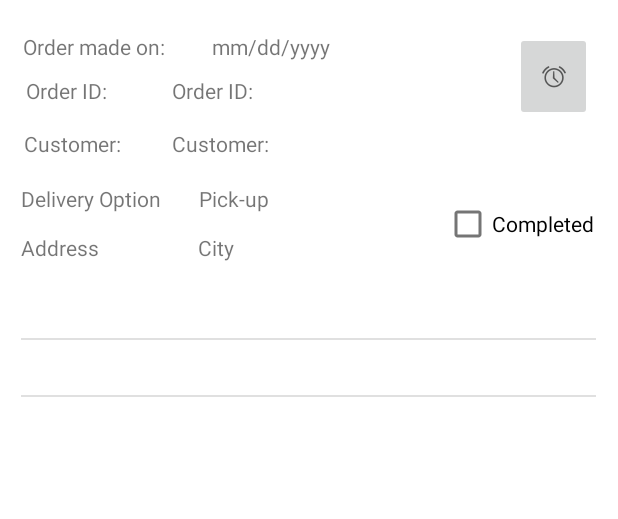
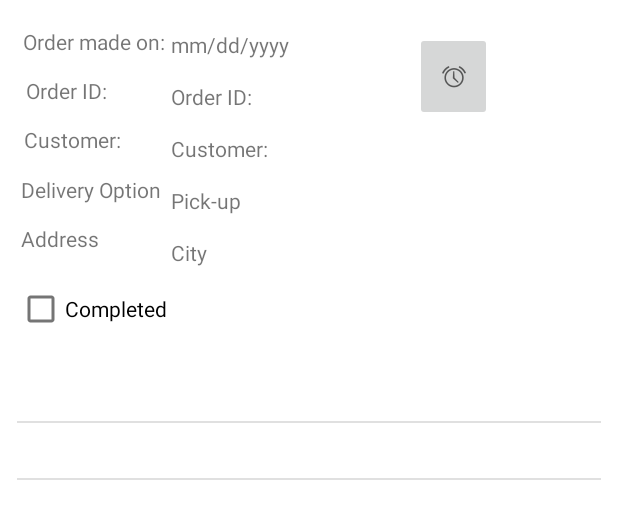
Before and after one commit to CSIS3175-inclass/SaveIt, an Android app: the layout order_inprogress_item.xml on its own in the app's theme, with its tools: preview values and no code run, on a phone screen of 412 x 824 dp. Shown: the top 519 px of the screen. Run offline under Robolectric (Android 15) with nearby library versions, the phone set to English and light mode, and no system bars.

```diff
--- a/app/src/main/java/com/group8/saveit/AddBundlesActivity.java
+++ b/app/src/main/java/com/group8/saveit/AddBundlesActivity.java
@@ -113,7 +113,7 @@ public class AddBundlesActivity extends AppCompatActivity {
             }
         });
 
-        managerMenuFragment managerMenuFragment = new managerMenuFragment(Integer.parseInt(managerRID));
+        managerMenuFragment managerMenuFragment = new managerMenuFragment();
         replaceFragment(managerMenuFragment);
 
     }
--- a/app/src/main/java/com/group8/saveit/HomeManagerActivity.java
+++ b/app/src/main/java/com/group8/saveit/HomeManagerActivity.java
@@ -28,7 +28,9 @@ public class HomeManagerActivity extends AppCompatActivity {
                     manageFoodBundles.setOnClickListener(new View.OnClickListener() {
             @Override
             public void onClick(View v) {
-                startActivity(new Intent(HomeManagerActivity.this, ManageFoodBundleActivity.class));
+                Intent ordersIntent = new Intent(HomeManagerActivity.this, ManageFoodBundleActivity.class);
+                ordersIntent.putExtra("restaurantId",restaurantId);
+                startActivity(ordersIntent);
             }
             });
 
--- a/app/src/main/res/layout/fragment_manager_menu.xml
+++ b/app/src/main/res/layout/fragment_manager_menu.xml
@@ -17,7 +17,7 @@
         tools:ignore="DuplicateSpeakableTextCheck" />
 
     <ImageButton
-        android:id="@+id/history_icon_2"
+        android:id="@+id/history_icon_manager"
         android:layout_width="70dp"
         android:layout_height="wrap_content"
         android:layout_gravity="center"
--- a/app/src/main/res/layout/order_inprogress_item.xml
+++ b/app/src/main/res/layout/order_inprogress_item.xml
@@ -9,7 +9,7 @@
         android:id="@+id/customer2"
         android:layout_width="wrap_content"
         android:layout_height="wrap_content"
-        android:layout_marginTop="16dp"
+        android:layout_marginTop="15dp"
         android:text="@string/txtCustomer"
         app:layout_constraintStart_toStartOf="@+id/orderID2"
         app:layout_constraintTop_toBottomOf="@+id/orderID2" />
@@ -18,29 +18,28 @@
         android:id="@+id/orderDate"
         android:layout_width="wrap_content"
         android:layout_height="wrap_content"
-        android:layout_marginStart="31dp"
-        android:layout_marginTop="21dp"
+        android:layout_marginStart="4dp"
+        android:layout_marginTop="2dp"
         android:text="@string/txtDate"
         app:layout_constraintStart_toEndOf="@+id/date"
-        app:layout_constraintTop_toTopOf="parent" />
+        app:layout_constraintTop_toTopOf="@+id/date" />
 
     <TextView
         android:id="@+id/customer"
         android:layout_width="wrap_content"
         android:layout_height="wrap_content"
         android:layout_marginStart="16dp"
-        android:layout_marginTop="16dp"
+        android:layout_marginBottom="14dp"
         android:text="@string/txtCustomer"
-        app:layout_constraintStart_toStartOf="parent"
-        app:layout_constraintTop_toBottomOf="@+id/orderId" />
+        app:layout_constraintBottom_toTopOf="@+id/deliveryType"
+        app:layout_constraintStart_toStartOf="parent" />
 
     <TextView
         android:id="@+id/orderID2"
         android:layout_width="wrap_content"
         android:layout_height="wrap_content"
-        android:layout_marginTop="10dp"
+        android:layout_marginTop="15dp"
         android:text="@string/txtOrderId"
-        app:layout_constraintEnd_toStartOf="@+id/orderDate"
         app:layout_constraintStart_toStartOf="@+id/orderDate"
         app:layout_constraintTop_toBottomOf="@+id/orderDate" />
 
@@ -49,28 +48,30 @@
         android:layout_width="wrap_content"
         android:layout_height="wrap_content"
         android:layout_marginStart="15dp"
-        android:layout_marginTop="21dp"
+        android:layout_marginBottom="13dp"
         android:text="@string/txtDate2"
-        app:layout_constraintStart_toStartOf="parent"
-        app:layout_constraintTop_toTopOf="parent" />
+        app:layout_constraintBottom_toTopOf="@+id/orderId"
+        app:layout_constraintStart_toStartOf="parent" />
 
     <TextView
         android:id="@+id/orderId"
         android:layout_width="wrap_content"
         android:layout_height="wrap_content"
         android:layout_marginStart="17dp"
-        android:layout_marginTop="10dp"
+        android:layout_marginBottom="13dp"
         android:text="@string/txtOrderId"
-        app:layout_constraintStart_toStartOf="parent"
-        app:layout_constraintTop_toBottomOf="@+id/date" />
+        app:layout_constraintBottom_toTopOf="@+id/customer"
+        app:layout_constraintStart_toStartOf="parent" />
 
     <ImageButton
         android:id="@+id/sendReminderBtn"
         android:layout_width="51dp"
         android:layout_height="59dp"
         android:layout_marginTop="21dp"
-        android:layout_marginEnd="17dp"
+        android:layout_marginBottom="22dp"
+        app:layout_constraintBottom_toBottomOf="@+id/customer"
         app:layout_constraintEnd_toEndOf="parent"
+        app:layout_constraintStart_toEndOf="@+id/orderDate"
         app:layout_constraintTop_toTopOf="parent"
         app:srcCompat="@android:drawable/ic_lock_idle_alarm" />
 
@@ -78,20 +79,19 @@
         android:id="@+id/completedCheck"
         android:layout_width="wrap_content"
         android:layout_height="wrap_content"
-        android:layout_marginTop="125dp"
-        android:layout_marginEnd="16dp"
+        android:layout_marginStart="11dp"
+        android:layout_marginBottom="14dp"
         android:text="@string/txtCompleted"
-        app:layout_constraintEnd_toEndOf="parent"
-        app:layout_constraintTop_toTopOf="parent" />
+        app:layout_constraintBottom_toTopOf="@+id/orderedBundles"
+        app:layout_constraintStart_toStartOf="parent" />
 
     <TextView
         android:id="@+id/deliveryAddress2"
         android:layout_width="wrap_content"
         android:layout_height="wrap_content"
-        android:layout_marginStart="24dp"
-        android:layout_marginTop="13dp"
+        android:layout_marginTop="15dp"
         android:text="@string/hintCity"
-        app:layout_constraintStart_toEndOf="@+id/deliveryType"
+        app:layout_constraintStart_toStartOf="@+id/deliveryType2"
         app:layout_constraintTop_toBottomOf="@+id/deliveryType2" />
 
     <TextView
@@ -99,44 +99,39 @@
         android:layout_width="wrap_content"
         android:layout_height="wrap_content"
         android:layout_marginStart="14dp"
-        android:layout_marginTop="13dp"
+        android:layout_marginBottom="13dp"
         android:text="@string/txtAddress"
-        app:layout_constraintStart_toStartOf="parent"
-        app:layout_constraintTop_toBottomOf="@+id/deliveryType" />
+        app:layout_constraintBottom_toTopOf="@+id/completedCheck"
+        app:layout_constraintStart_toStartOf="parent" />
 
     <TextView
         android:id="@+id/deliveryType"
         android:layout_width="wrap_content"
         android:layout_height="wrap_content"
         android:layout_marginStart="14dp"
-        android:layout_marginTop="17dp"
+        android:layout_marginBottom="13dp"
         android:text="@string/txtDeliveryOptions"
-        app:layout_constraintStart_toStartOf="parent"
-        app:layout_constraintTop_toBottomOf="@+id/customer" />
+        app:layout_constraintBottom_toTopOf="@+id/deliveryAddress"
+        app:layout_constraintStart_toStartOf="parent" />
 
     <TextView
         android:id="@+id/deliveryType2"
         android:layout_width="wrap_content"
         android:layout_height="wrap_content"
-        android:layout_marginTop="17dp"
+        android:layout_marginTop="15dp"
         android:text="@string/radioOption1"
-        app:layout_constraintEnd_toEndOf="@+id/deliveryAddress2"
-        app:layout_constraintStart_toEndOf="@+id/deliveryAddress2"
+        app:layout_constraintStart_toStartOf="@+id/customer2"
         app:layout_constraintTop_toBottomOf="@+id/customer2" />
 
     <ListView
         android:id="@+id/orderedBundles"
-        android:layout_width="383dp"
+        android:layout_width="0dp"
         android:layout_height="wrap_content"
-        android:layout_marginStart="14dp"
-        android:layout_marginTop="15dp"
-        android:layout_marginEnd="14dp"
+        android:layout_marginStart="11dp"
+        android:layout_marginEnd="11dp"
         app:layout_constraintBottom_toBottomOf="parent"
         app:layout_constraintEnd_toEndOf="parent"
-        app:layout_constraintHorizontal_bias="0.0"
         app:layout_constraintStart_toStartOf="parent"
-        app:layout_constraintTop_toBottomOf="@+id/completedCheck"
-        app:layout_constraintVertical_bias="0.0"
         tools:listitem="@layout/food_bundle_subitem" />
 
 </androidx.constraintlayout.widget.ConstraintLayout>
```
Also changed, not shown: app/src/main/java/com/group8/saveit/CurrentOrdersActivity.java (+7 -4 lines), app/src/main/java/com/group8/saveit/ManageFoodBundleActivity.java (+9 -3 lines), app/src/main/java/com/group8/saveit/managerMenuFragment.java (+13 -9 lines).
